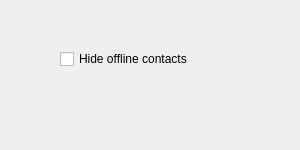
xjohncz/saje, file plugins/contact_list/clistoptions.ui: the form before one commit.
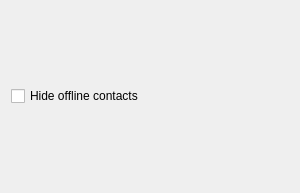
The form after the commit. Custom widgets are drawn as their Qt base class.

What changed in the file:
```diff
--- a/plugins/contact_list/clistoptions.ui
+++ b/plugins/contact_list/clistoptions.ui
@@ -6,7 +6,7 @@
     <x>0</x>
     <y>0</y>
     <width>300</width>
-    <height>150</height>
+    <height>193</height>
    </rect>
   </property>
   <property name="minimumSize" >
@@ -18,19 +18,15 @@
   <property name="windowTitle" >
    <string>CListOptions</string>
   </property>
+  <layout class="QVBoxLayout" name="verticalLayout" >
+   <item>
   <widget class="QCheckBox" name="chkHideOffline" >
-   <property name="geometry" >
-    <rect>
-     <x>60</x>
-     <y>50</y>
-     <width>141</width>
-     <height>18</height>
-    </rect>
-   </property>
    <property name="text" >
     <string>Hide offline contacts</string>
    </property>
   </widget>
+   </item>
+  </layout>
  </widget>
  <layoutdefault spacing="6" margin="11" />
  <customwidgets>
```
Lines whose indentation alone changed are shown as unchanged.
